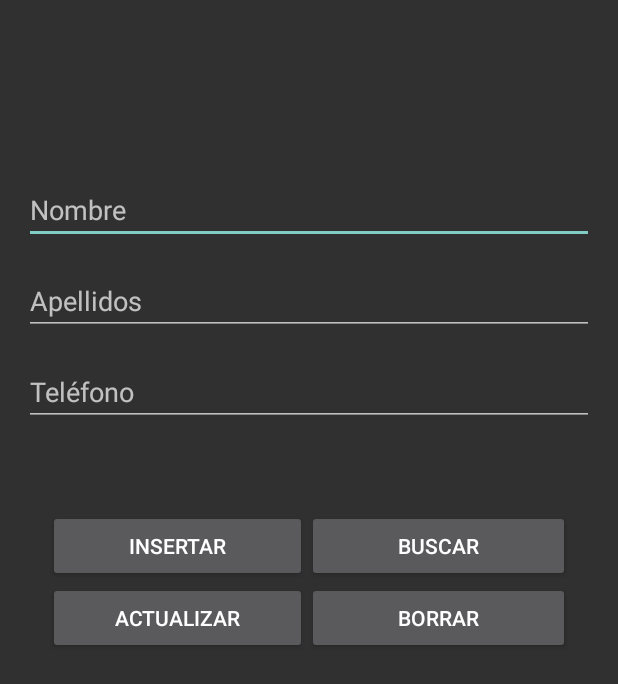
After one commit to ikeer-gr/ProyectoMultiAppAndroid, an Android app: the Contactos screen opened directly, with no data from a screen before it, on a phone screen of 412 x 824 dp. The commit adds this screen. Shown: the top 684 px of the screen. Run offline under Robolectric (Android 15) with nearby library versions, the phone set to English and light mode, and no system bars.

Commit message:
Fallo al insertar datos

```diff
--- a/app/src/main/AndroidManifest.xml
+++ b/app/src/main/AndroidManifest.xml
@@ -1,6 +1,14 @@
 <?xml version="1.0" encoding="utf-8"?>
 <manifest xmlns:android="http://schemas.android.com/apk/res/android"
     xmlns:tools="http://schemas.android.com/tools">
+
+    <uses-permission android:name="android.permission.CAMERA" />
+
+    <uses-feature android:name="android.hardware.camera" />
+
+    <uses-permission android:name="android.permission.FLASHLIGHT" />
+
+    <uses-feature android:name="android.hardware.camera.flash" />
 
     <application
         android:allowBackup="true"
@@ -12,10 +20,13 @@
         android:supportsRtl="true"
         android:theme="@style/Theme.AppCompat.NoActionBar"
         tools:targetApi="31">
+        <activity
+            android:name=".Contactos"
+            android:exported="false" />
 
         <service
             android:name=".Servicio_Musica"
-            android:enabled="true"></service>
+            android:enabled="true" />
 
         <activity
             android:name=".Herramientas"
@@ -61,9 +72,4 @@
         </activity>
     </application>
 
-    <uses-permission android:name="android.permission.CAMERA" />
-    <uses-feature android:name="android.hardware.camera" />
-    <uses-permission android:name="android.permission.FLASHLIGHT" />
-    <uses-feature android:name="android.hardware.camera.flash" />
-
 </manifest>
--- a/app/src/main/java/com/example/ikergomezrubio/BBDD_Acciones.java
+++ b/app/src/main/java/com/example/ikergomezrubio/BBDD_Acciones.java
@@ -6,6 +6,9 @@ import android.database.sqlite.SQLiteOpenHelper;
 
 
 public class BBDD_Acciones  extends SQLiteOpenHelper {
+
+    private static final String DATABASE_NAME = "Clientes.db";
+    private static final int DATABASE_VERSION = 1 ;
 
     public BBDD_Acciones(Context context) {
         super(context, DATABASE_NAME, null, DATABASE_VERSION);
--- /dev/null
+++ b/app/src/main/java/com/example/ikergomezrubio/Contactos.java
@@ -0,0 +1,46 @@
+package com.example.ikergomezrubio;
+
+import android.content.ContentValues;
+import android.database.sqlite.SQLiteDatabase;
+import android.os.Bundle;
+import android.view.View;
+import android.widget.Button;
+import android.widget.EditText;
+import android.widget.Toast;
+
+import androidx.activity.EdgeToEdge;
+import androidx.appcompat.app.AppCompatActivity;
+
+public class Contactos extends AppCompatActivity {
+    private Button botonInsertar, botonBuscar, botonActualizar, botonBorrar;
+    private EditText textoNombre, textoApellidos, textoTelefono;
+
+    @Override
+    protected void onCreate(Bundle savedInstanceState) {
+        super.onCreate(savedInstanceState);
+        EdgeToEdge.enable(this);
+        setContentView(R.layout.activity_contactos);
+        botonInsertar = findViewById(R.id.binsertar);
+        botonBuscar = findViewById(R.id.bbuscar);
+        botonActualizar = findViewById(R.id.bactualizar);
+        botonBorrar = findViewById(R.id.bborrar);
+        textoNombre = findViewById(R.id.editNombre);
+        textoApellidos = findViewById(R.id.editApellidos);
+        textoTelefono = findViewById(R.id.editTelefono);
+        BBDD_Acciones accion = new BBDD_Acciones(this);
+        botonInsertar.setOnClickListener(new View.OnClickListener() {
+            @Override
+            public void onClick(View v) {
+                SQLiteDatabase db = accion.getWritableDatabase();
+                ContentValues values = new ContentValues();
+                values.put(Estructura_BBDD.NOMBRE_COLUMNA1, textoNombre.getText().toString());
+                values.put(Estructura_BBDD.NOMBRE_COLUMNA2, textoApellidos.getText().toString());
+                values.put(Estructura_BBDD.NOMBRE_COLUMNA3, textoTelefono.getText().toString());
+
+                long newRowId = db.insert(Estructura_BBDD.TABLE_NAME, null, values);
+                Toast.makeText(getApplicationContext(), "Se insertaron los datos: " + newRowId, Toast.LENGTH_LONG).show();
+                db.close();
+            }
+        });
+    }
+}
--- a/app/src/main/java/com/example/ikergomezrubio/Estructura_BBDD.java
+++ b/app/src/main/java/com/example/ikergomezrubio/Estructura_BBDD.java
@@ -11,14 +11,15 @@ public class Estructura_BBDD {
     public static final String NOMBRE_COLUMNA3 = "telefono";
     public static final String _ID = "id";
 
-    private static final String TEXT_TYPE = "TEXT";
-    private static final String COMMA_SEP = ",";
+    private static final String TEXT_TYPE = " TEXT";
+    private static final String COMMA_SEP = ", ";
     public static final String SQL_CREATE_ENTRIES =
             "CREATE TABLE " + Estructura_BBDD.TABLE_NAME + " (" +
-                    Estructura_BBDD._ID + " INTEGER PRIMARY KEY," +
+                    Estructura_BBDD._ID + " INTEGER PRIMARY KEY" + COMMA_SEP +
                     Estructura_BBDD.NOMBRE_COLUMNA1 + TEXT_TYPE + COMMA_SEP +
                     Estructura_BBDD.NOMBRE_COLUMNA2 + TEXT_TYPE + COMMA_SEP +
-                    Estructura_BBDD.NOMBRE_COLUMNA3 + TEXT_TYPE + " )";
+                    Estructura_BBDD.NOMBRE_COLUMNA3 + TEXT_TYPE + ")";
+
 
     public static final String SQL_DELETE_ENTRIES =
             "DROP TABLE IF EXISTS " + Estructura_BBDD.TABLE_NAME;
--- a/app/src/main/java/com/example/ikergomezrubio/Principal.java
+++ b/app/src/main/java/com/example/ikergomezrubio/Principal.java
@@ -62,6 +62,11 @@ public class Principal extends AppCompatActivity {
         startActivity(i);
     }
 
+    public void ejecutarContactos(View v) {
+        Intent i = new Intent(this, Contactos.class);
+        startActivity(i);
+    }
+
     @Override
     public boolean onOptionsItemSelected(MenuItem option_menu) {
         int id = option_menu.getItemId();
--- /dev/null
+++ b/app/src/main/res/layout/activity_contactos.xml
@@ -0,0 +1,103 @@
+<?xml version="1.0" encoding="utf-8"?>
+<LinearLayout xmlns:android="http://schemas.android.com/apk/res/android"
+    xmlns:tools="http://schemas.android.com/tools"
+    android:layout_width="match_parent"
+    android:layout_height="match_parent"
+    android:orientation="vertical"
+    android:padding="16dp"
+    tools:context=".MainActivity">
+
+    <!-- Espaciador inicial -->
+    <Space
+        android:layout_width="match_parent"
+        android:layout_height="101dp" />
+
+    <!-- Primer EditText -->
+    <EditText
+        android:id="@+id/editNombre"
+        android:layout_width="match_parent"
+        android:layout_height="wrap_content"
+        android:ems="10"
+        android:hint="Nombre"
+        android:inputType="text" />
+
+    <!-- Espaciador entre EditTexts -->
+    <Space
+        android:layout_width="match_parent"
+        android:layout_height="15dp" />
+
+    <!-- Segundo EditText -->
+    <EditText
+        android:id="@+id/editApellidos"
+        android:layout_width="match_parent"
+        android:layout_height="wrap_content"
+        android:ems="10"
+        android:hint="Apellidos"
+        android:inputType="text" />
+
+    <!-- Espaciador entre EditTexts -->
+    <Space
+        android:layout_width="match_parent"
+        android:layout_height="15dp" />
+
+    <!-- Tercer EditText -->
+    <EditText
+        android:id="@+id/editTelefono"
+        android:layout_width="match_parent"
+        android:layout_height="wrap_content"
+        android:ems="10"
+        android:hint="Teléfono"
+        android:inputType="text" />
+
+    <!-- Espaciador final -->
+    <Space
+        android:layout_width="match_parent"
+        android:layout_height="40dp" />
+
+    <!-- Tabla -->
+    <TableLayout
+        android:layout_width="match_parent"
+        android:layout_height="wrap_content"
+        android:padding="16dp"
+        android:stretchColumns="*">
+
+        <!-- Primera fila -->
+        <TableRow
+            android:layout_width="match_parent"
+            android:layout_height="wrap_content">
+
+            <Button
+                android:id="@+id/binsertar"
+                android:layout_width="42dp"
+                android:layout_height="match_parent"
+                android:text="INSERTAR" />
+
+            <Button
+                android:id="@+id/bbuscar"
+                android:layout_width="wrap_content"
+                android:layout_height="wrap_content"
+                android:text="BUSCAR"
+                />
+
+        </TableRow>
+
+        <!-- Segunda fila -->
+        <TableRow
+            android:layout_width="match_parent"
+            android:layout_height="wrap_content">
+
+            <Button
+                android:id="@+id/bactualizar"
+                android:layout_width="85dp"
+                android:layout_height="wrap_content"
+                android:text="ACTUALIZAR" />
+
+            <Button
+                android:id="@+id/bborrar"
+                android:layout_width="wrap_content"
+                android:layout_height="wrap_content"
+                android:text="BORRAR" />
+        </TableRow>
+    </TableLayout>
+
+</LinearLayout>
--- a/app/src/main/res/layout/activity_principal.xml
+++ b/app/src/main/res/layout/activity_principal.xml
@@ -12,12 +12,12 @@
 
     <Space
         android:layout_width="match_parent"
-        android:layout_height="82dp" />
+        android:layout_height="63dp" />
 
     <TextView
         android:id="@+id/bienvenido"
         android:layout_width="match_parent"
-        android:layout_height="72dp"
+        android:layout_height="62dp"
         android:layout_marginBottom="32dp"
         android:gravity="center"
         android:text="@string/bienvenido"
@@ -85,6 +85,17 @@
         android:textColor="?android:attr/textColorPrimaryInverse"
         android:textStyle="bold" />
 
+    <Button
+        android:id="@+id/b_bbdd"
+        android:layout_width="match_parent"
+        android:layout_height="wrap_content"
+        android:layout_marginBottom="16dp"
+        android:backgroundTint="?android:attr/colorAccent"
+        android:onClick="ejecutarContactos"
+        android:text="@string/Contactos"
+        android:textColor="?android:attr/textColorPrimaryInverse"
+        android:textStyle="bold" />
+
     <!-- Botón de Salir -->
     <Button
         android:id="@+id/b_salir"
--- a/app/src/main/res/values/strings.xml
+++ b/app/src/main/res/values/strings.xml
@@ -36,5 +36,6 @@
     <!-- TODO: Remove or change this placeholder text -->
     <string name="hello_blank_fragment">Hello blank fragment</string>
     <string name="niveltitulo">Bienvenido a mi nivel</string>
+    <string name="Contactos">Contactos</string>
 
 </resources>
```
